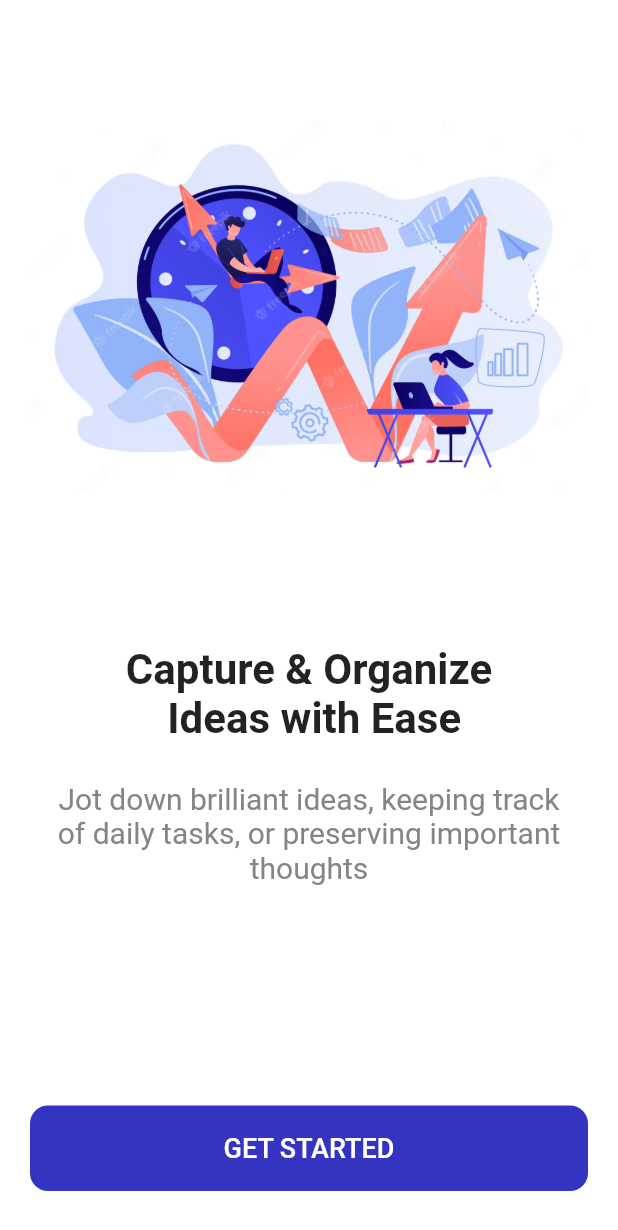
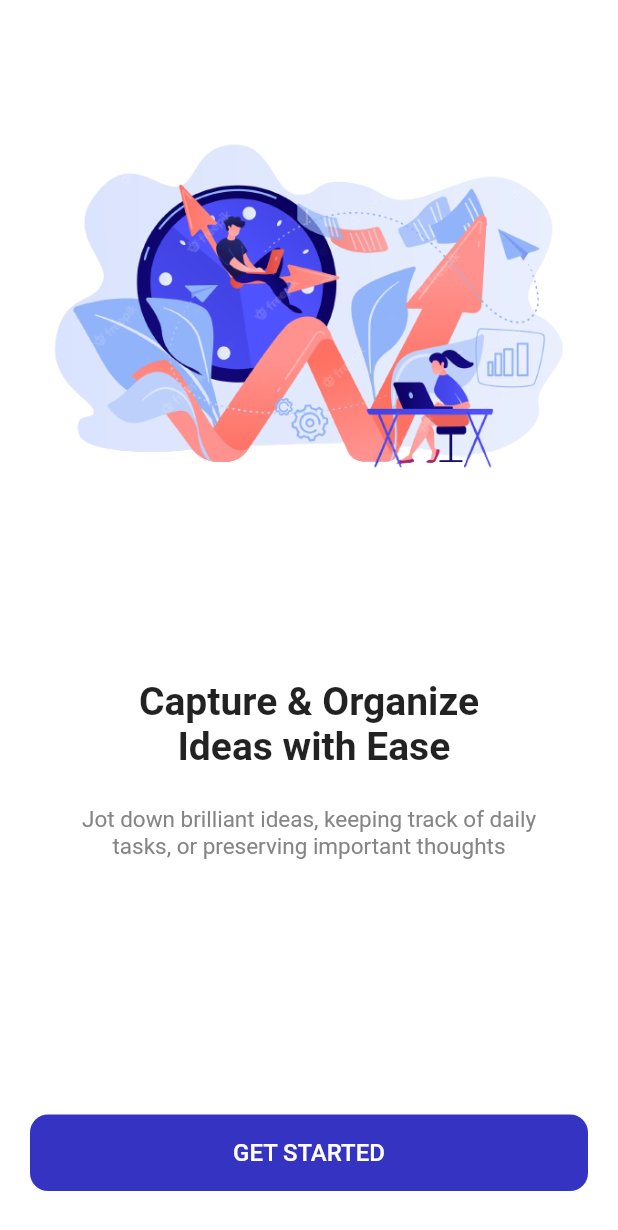
Before and after one commit to KhalidSaifullahFuad/notes_keeper, a Flutter app: the screen it shows after launch, after a tap on "GET STARTED", on a phone screen of 412 x 824 dp. Shown: the top 1230 px of the screen. Run offline on Flutter 3.47's test engine with Material 2 defaults, Android fonts, the phone set to English and light mode, and no system bars; our stand-ins replace device_preview.

Commit message:
refactor: update get started screen

```diff
--- a/lib/core/app_exports.dart
+++ b/lib/core/app_exports.dart
@@ -1,3 +1,6 @@
+// Themes
+export '../theme/app_theme.dart';
+
 // Router
 export '../routes/app_routes.dart';
 
--- a/lib/main.dart
+++ b/lib/main.dart
@@ -5,7 +5,7 @@ import 'package:device_preview/device_preview.dart';
 import 'package:notes_keeper/core/app_exports.dart';
 
 void main() {
-  runApp(kIsWeb
+  runApp(kIsWeb || kDebugMode
       ? DevicePreview(
           enabled: true,
           builder: (context) => const MyApp(),
@@ -20,28 +20,8 @@ class MyApp extends StatelessWidget {
   Widget build(BuildContext context) {
     return MaterialApp(
       title: 'Note App',
-      theme: ThemeData(
-        fontFamily: 'Roboto',
-        brightness: Brightness.light,
-        colorScheme: ColorScheme.light(
-          background: Colors.white,
-          primary: const Color(0xFF3534C2),
-          secondary: Colors.grey.shade300,
-          onPrimary: Colors.white,
-          onSecondary: Colors.black,
-          // Color(0xFFEBEBEB),
-        ),
-      ),
-      // darkTheme: ThemeData(
-      //   brightness: Brightness.dark,
-      //   colorScheme: ColorScheme.dark(
-      //     background: Colors.black,
-      //     primary: Colors.grey.shade900,
-      //     secondary: Colors.grey.shade800,
-      //     onPrimary: Colors.white,
-      //     onSecondary: Colors.grey.shade50,
-      //   ),
-      // ),
+      theme: lightTheme,
+      darkTheme: darkTheme,
       home: const StartScreen(),
       debugShowCheckedModeBanner: false,
       initialRoute: '/get_started',
--- a/lib/presentation/screens/start_screen.dart
+++ b/lib/presentation/screens/start_screen.dart
@@ -7,19 +7,14 @@ class StartScreen extends StatelessWidget {
 
   @override
   Widget build(BuildContext context) {
+    final isDarkMode = Theme.of(context).brightness == Brightness.dark;
     SystemChrome.setSystemUIOverlayStyle(
-      const SystemUiOverlayStyle(statusBarColor: Colors.white),
+      SystemUiOverlayStyle(
+        statusBarColor: (isDarkMode ? Colors.black : Colors.white),
+      ),
     );
     return Scaffold(
       backgroundColor: Theme.of(context).colorScheme.background,
-      // appBar: AppBar(
-      //   systemOverlayStyle: const SystemUiOverlayStyle(
-      //     statusBarColor: Colors.white,
-      //     statusBarIconBrightness: Brightness.dark, // For Android (dark icons)
-      //     statusBarBrightness: Brightness.light, // For iOS (dark icons)
-      //   ),
-      //   backgroundColor: Colors.transparent,
-      // ),
       body: SafeArea(
         child: Padding(
           padding: const EdgeInsets.symmetric(horizontal: 20),
@@ -31,7 +26,7 @@ class StartScreen extends StatelessWidget {
                 children: <Widget>[
                   const SizedBox(height: 80),
                   Image.asset(
-                    'assets/images/productivity.jpg',
+                    'assets/images/productivity-light.png',
                   ),
                   const SizedBox(height: 20),
                 ],
@@ -41,7 +36,7 @@ class StartScreen extends StatelessWidget {
                   Text(
                     'Capture & Organize\n Ideas with Ease',
                     style: TextStyle(
-                      fontSize: 28,
+                      fontSize: 26,
                       fontWeight: FontWeight.bold,
                       fontFamily: 'Roboto',
                     ),
@@ -53,7 +48,7 @@ class StartScreen extends StatelessWidget {
                     child: Text(
                       "Jot down brilliant ideas, keeping track of daily tasks, or preserving important thoughts",
                       style: TextStyle(
-                        fontSize: 20,
+                        fontSize: 15,
                         color: Color.fromARGB(255, 133, 133, 133),
                       ),
                       textAlign: TextAlign.center,
--- a/lib/presentation/widgets/primary_button.dart
+++ b/lib/presentation/widgets/primary_button.dart
@@ -22,13 +22,13 @@ class PrimaryButton extends StatelessWidget {
         width: double.infinity,
         alignment: Alignment.center,
         padding: const EdgeInsets.symmetric(
-          vertical: 18,
+          vertical: 16,
           horizontal: 20,
         ),
         child: Text(
           buttonText,
           style: const TextStyle(
-            fontSize: 18,
+            fontSize: 16,
             color: Colors.white,
           ),
         ),
--- /dev/null
+++ b/lib/theme/app_theme.dart
@@ -0,0 +1,24 @@
+import 'package:flutter/material.dart';
+
+ThemeData lightTheme = ThemeData(
+  fontFamily: 'Roboto',
+  brightness: Brightness.light,
+  colorScheme: ColorScheme.light(
+    background: Colors.white,
+    primary: const Color(0xFF3534C2),
+    secondary: Colors.grey.shade300,
+    onPrimary: Colors.white,
+    onSecondary: Colors.black,
+  ),
+);
+
+ThemeData darkTheme = ThemeData(
+  brightness: Brightness.dark,
+  colorScheme: ColorScheme.dark(
+    background: Colors.black,
+    primary: Colors.grey.shade900,
+    secondary: Colors.grey.shade800,
+    onPrimary: Colors.white,
+    onSecondary: Colors.grey.shade50,
+  ),
+);
```
Also changed, not shown: assets/images/productivity-light.png (added), assets/images/productivity.jpg (deleted), assets/images/productivity.png (added).
